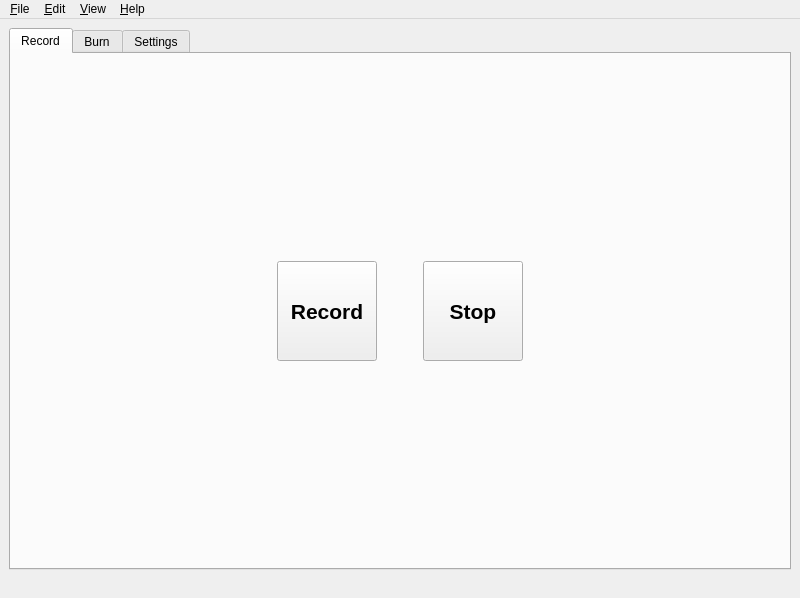
Before: the Qt Designer form audio/ui/mainwindow.ui in springermac/audio, drawn with Qt 5.
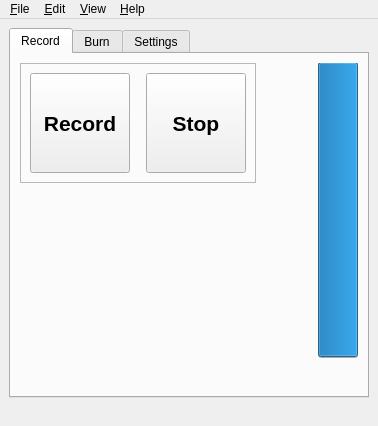
After: the same form once the commit is applied. Icons and pictures are not drawn.

Commit message:
Add audio meter.
Added Message class to poll for messages, Meter class to handle
messages from level element, and updated the UI to include the audio
meter.

```diff
--- a/audio/ui/mainwindow.ui
+++ b/audio/ui/mainwindow.ui
@@ -6,8 +6,8 @@
    <rect>
     <x>0</x>
     <y>0</y>
-    <width>800</width>
-    <height>598</height>
+    <width>378</width>
+    <height>426</height>
    </rect>
   </property>
   <property name="windowTitle">
@@ -17,12 +17,6 @@
    <layout class="QGridLayout" name="gridLayout_6">
     <item row="0" column="1">
      <widget class="QTabWidget" name="tabWidget">
-      <property name="minimumSize">
-       <size>
-        <width>0</width>
-        <height>0</height>
-       </size>
-      </property>
       <property name="currentIndex">
        <number>0</number>
       </property>
@@ -33,9 +27,12 @@
        <attribute name="toolTip">
         <string>Record Audio</string>
        </attribute>
-       <layout class="QGridLayout" name="gridLayout_7">
-        <item row="2" column="3">
-         <widget class="QPushButton" name="pushButton_2">
+       <layout class="QGridLayout" name="gridLayout_2">
+        <item row="0" column="2">
+         <widget class="QProgressBar" name="audioMeter">
+          <property name="enabled">
+           <bool>true</bool>
+          </property>
           <property name="sizePolicy">
            <sizepolicy hsizetype="Fixed" vsizetype="Fixed">
             <horstretch>0</horstretch>
@@ -44,48 +41,71 @@
           </property>
           <property name="minimumSize">
            <size>
-            <width>100</width>
-            <height>100</height>
+            <width>40</width>
+            <height>295</height>
            </size>
           </property>
-          <property name="maximumSize">
-           <size>
-            <width>100</width>
-            <height>100</height>
-           </size>
+          <property name="value">
+           <number>100</number>
           </property>
-          <property name="font">
-           <font>
-            <pointsize>16</pointsize>
-            <weight>75</weight>
-            <bold>true</bold>
-           </font>
-          </property>
-          <property name="text">
-           <string>Stop</string>
-          </property>
-          <property name="checkable">
+          <property name="textVisible">
            <bool>false</bool>
           </property>
+          <property name="orientation">
+           <enum>Qt::Vertical</enum>
+          </property>
+          <property name="invertedAppearance">
+           <bool>true</bool>
+          </property>
          </widget>
         </item>
-        <item row="2" column="2">
-         <spacer name="horizontalSpacer">
+        <item row="0" column="1">
+         <spacer name="horizontalSpacer_2">
           <property name="orientation">
            <enum>Qt::Horizontal</enum>
           </property>
           <property name="sizeType">
-           <enum>QSizePolicy::Minimum</enum>
+           <enum>QSizePolicy::MinimumExpanding</enum>
           </property>
           <property name="sizeHint" stdset="0">
            <size>
-            <width>40</width>
+            <width>10</width>
             <height>20</height>
            </size>
           </property>
          </spacer>
         </item>
-        <item row="2" column="1">
+        <item row="1" column="0">
+         <spacer name="verticalSpacer_2">
+          <property name="orientation">
+           <enum>Qt::Vertical</enum>
+          </property>
+          <property name="sizeHint" stdset="0">
+           <size>
+            <width>20</width>
+            <height>40</height>
+           </size>
+          </property>
+         </spacer>
+        </item>
+        <item row="0" column="0">
+         <layout class="QVBoxLayout" name="verticalLayout">
+          <item>
+           <widget class="QFrame" name="frame_2">
+            <property name="sizePolicy">
+             <sizepolicy hsizetype="Fixed" vsizetype="Fixed">
+              <horstretch>0</horstretch>
+              <verstretch>0</verstretch>
+             </sizepolicy>
+            </property>
+            <property name="frameShape">
+             <enum>QFrame::StyledPanel</enum>
+            </property>
+            <property name="frameShadow">
+             <enum>QFrame::Raised</enum>
+            </property>
+            <layout class="QGridLayout" name="gridLayout_8">
+             <item row="0" column="0">
          <widget class="QPushButton" name="pushButton">
           <property name="sizePolicy">
            <sizepolicy hsizetype="Fixed" vsizetype="Fixed">
@@ -126,30 +146,59 @@
           </property>
          </widget>
         </item>
-        <item row="2" column="4">
-         <spacer name="horizontalSpacer_3">
+             <item row="0" column="1">
+              <spacer name="horizontalSpacer">
           <property name="orientation">
            <enum>Qt::Horizontal</enum>
           </property>
-          <property name="sizeType">
-           <enum>QSizePolicy::MinimumExpanding</enum>
-          </property>
           <property name="sizeHint" stdset="0">
            <size>
-            <width>40</width>
+                 <width>10</width>
             <height>20</height>
            </size>
           </property>
          </spacer>
         </item>
-        <item row="3" column="1">
+             <item row="0" column="2">
+              <widget class="QPushButton" name="pushButton_2">
+               <property name="sizePolicy">
+                <sizepolicy hsizetype="Fixed" vsizetype="Fixed">
+                 <horstretch>0</horstretch>
+                 <verstretch>0</verstretch>
+                </sizepolicy>
+               </property>
+               <property name="minimumSize">
+                <size>
+                 <width>100</width>
+                 <height>100</height>
+                </size>
+               </property>
+               <property name="maximumSize">
+                <size>
+                 <width>100</width>
+                 <height>100</height>
+                </size>
+               </property>
+               <property name="font">
+                <font>
+                 <pointsize>16</pointsize>
+                 <weight>75</weight>
+                 <bold>true</bold>
+                </font>
+               </property>
+               <property name="text">
+                <string>Stop</string>
+               </property>
+              </widget>
+             </item>
+            </layout>
+           </widget>
+          </item>
+          <item>
          <spacer name="verticalSpacer">
           <property name="orientation">
            <enum>Qt::Vertical</enum>
           </property>
-          <property name="sizeType">
-           <enum>QSizePolicy::MinimumExpanding</enum>
-          </property>
           <property name="sizeHint" stdset="0">
            <size>
             <width>20</width>
@@ -158,37 +207,7 @@
           </property>
          </spacer>
         </item>
-        <item row="2" column="0">
-         <spacer name="horizontalSpacer_2">
-          <property name="orientation">
-           <enum>Qt::Horizontal</enum>
-          </property>
-          <property name="sizeType">
-           <enum>QSizePolicy::MinimumExpanding</enum>
-          </property>
-          <property name="sizeHint" stdset="0">
-           <size>
-            <width>40</width>
-            <height>20</height>
-           </size>
-          </property>
-         </spacer>
-        </item>
-        <item row="1" column="1">
-         <spacer name="verticalSpacer_2">
-          <property name="orientation">
-           <enum>Qt::Vertical</enum>
-          </property>
-          <property name="sizeType">
-           <enum>QSizePolicy::MinimumExpanding</enum>
-          </property>
-          <property name="sizeHint" stdset="0">
-           <size>
-            <width>20</width>
-            <height>40</height>
-           </size>
-          </property>
-         </spacer>
+         </layout>
         </item>
        </layout>
       </widget>
@@ -217,7 +236,7 @@
     <rect>
      <x>0</x>
      <y>0</y>
-     <width>800</width>
+     <width>378</width>
      <height>22</height>
     </rect>
    </property>
```
Left out of the diff: 46 changed lines with no effect on the pictures. Lines whose indentation alone changed are shown as unchanged. The commit also changes 9 other files.
